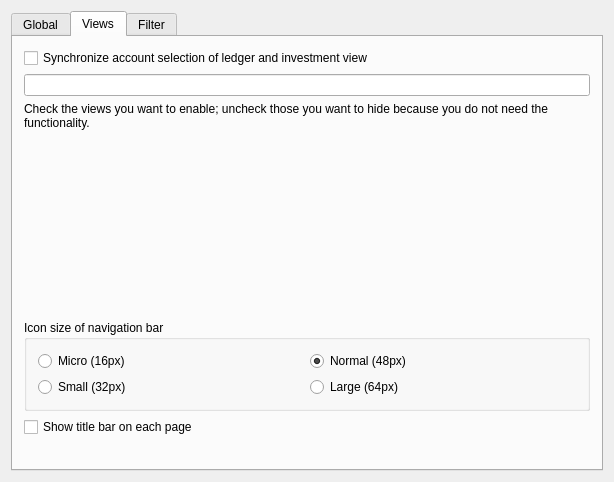
Old version of the form kmymoney/dialogs/settings/ksettingsgeneraldecl.ui in the repository KDE/kmymoney.
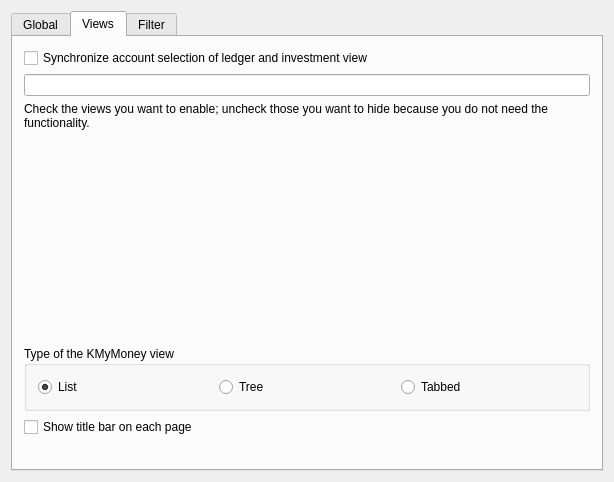
New version of the form. The open tabs and pages were chosen to show the change. Custom widgets are drawn as their Qt base class.

Commit message: Replace the configurable icon size option with a configurable view type option.

Diff of the .ui file:
```diff
--- a/kmymoney/dialogs/settings/ksettingsgeneraldecl.ui
+++ b/kmymoney/dialogs/settings/ksettingsgeneraldecl.ui
@@ -7,7 +7,7 @@
     <x>0</x>
     <y>0</y>
     <width>614</width>
-    <height>436</height>
+    <height>438</height>
    </rect>
   </property>
   <property name="windowTitle">
@@ -348,37 +348,30 @@
        <item>
         <widget class="KButtonGroup" name="kcfg_iconSize">
          <property name="title">
-          <string>Icon size of navigation bar</string>
+          <string>Type of the KMyMoney view</string>
          </property>
          <layout class="QGridLayout">
           <item row="0" column="0">
            <widget class="QRadioButton" name="radioButton3">
             <property name="text">
-             <string>Micro (16px)</string>
+             <string>List</string>
             </property>
-           </widget>
-          </item>
-          <item row="1" column="0">
-           <widget class="QRadioButton" name="radioButton4">
-            <property name="text">
-             <string>Small (32px)</string>
+            <property name="checked">
+             <bool>true</bool>
             </property>
            </widget>
           </item>
           <item row="0" column="1">
+           <widget class="QRadioButton" name="radioButton4">
+            <property name="text">
+             <string>Tree</string>
+            </property>
+           </widget>
+          </item>
+          <item row="0" column="2">
            <widget class="QRadioButton" name="radioButton5">
             <property name="text">
-             <string>Normal (48px)</string>
-            </property>
-            <property name="checked">
-             <bool>true</bool>
-            </property>
-           </widget>
-          </item>
-          <item row="1" column="1">
-           <widget class="QRadioButton" name="radioButton6">
-            <property name="text">
-             <string>Large (64px)</string>
+             <string>Tabbed</string>
             </property>
            </widget>
           </item>
```
Left out of the diff: 3 changed lines with no effect on the pictures. The commit also changes 4 other files.
